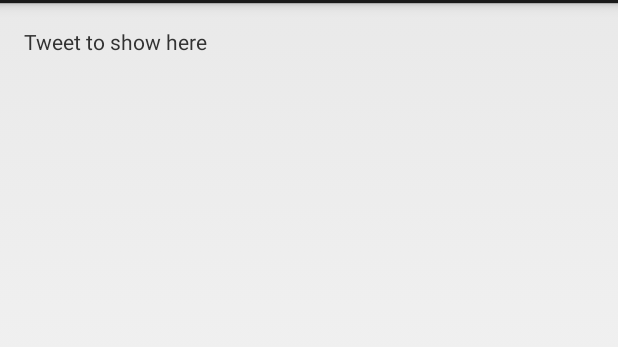
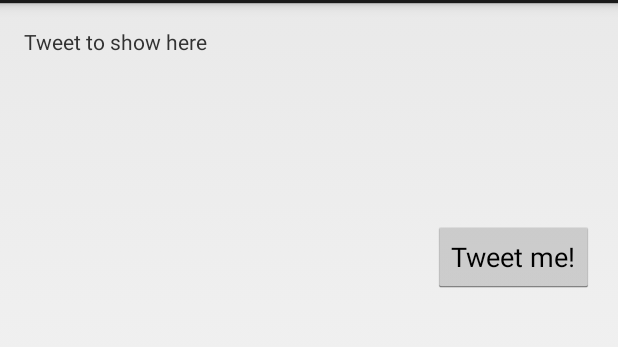
Before and after one commit to RuggedOdyssey/Twaffic, an Android app: the fragment MainFragment shown on its own in the app's theme, on a phone screen of 412 x 824 dp, the part 69-416 px from its top. Run offline under Robolectric (Android 15) with nearby library versions, the phone set to English and light mode, and no system bars.

Commit message:
Add a button to the app UI and call the endpoint to trigger a tweet.

```diff
--- a/app/src/main/java/net/ruggedodyssey/twaffic/ui/MainFragment.java
+++ b/app/src/main/java/net/ruggedodyssey/twaffic/ui/MainFragment.java
@@ -1,14 +1,18 @@
 package net.ruggedodyssey.twaffic.ui;
 
 import android.app.Fragment;
+import android.content.Context;
 import android.os.Bundle;
 import android.util.Log;
+import android.util.Pair;
 import android.view.LayoutInflater;
 import android.view.View;
 import android.view.ViewGroup;
+import android.widget.Button;
 import android.widget.TextView;
 
 import net.ruggedodyssey.twaffic.R;
+import net.ruggedodyssey.twaffic.spi.EndpointsAsyncTask;
 
 /**
  * Created by daneel on 2014/08/12.
@@ -29,6 +33,13 @@ public class MainFragment extends Fragment {
 
         //TextView tv = (TextView)rootView.findViewById(R.id.textview);
         setText("Tweet to show here");
+        Button button = (Button) rootView.findViewById(R.id.button);
+        button.setOnClickListener(new View.OnClickListener() {
+            @Override
+            public void onClick(View v) {
+                new EndpointsAsyncTask().execute(new Pair<Context, String>(getActivity(), "dummy"));
+            }
+        });
 
         return rootView;
     }
--- a/app/src/main/res/layout/fragment_main.xml
+++ b/app/src/main/res/layout/fragment_main.xml
@@ -15,4 +15,13 @@
         android:layout_width="wrap_content"
         android:layout_height="wrap_content" />
 
+    <Button
+        android:layout_width="wrap_content"
+        android:layout_height="wrap_content"
+        android:text="@string/tweet_me"
+        android:id="@+id/button"
+        android:layout_below="@+id/textview"
+        android:layout_alignParentRight="true"
+        android:layout_marginTop="110dp" />
+
 </RelativeLayout>
--- a/app/src/main/res/values/strings.xml
+++ b/app/src/main/res/values/strings.xml
@@ -4,5 +4,6 @@
     <string name="app_name">Twaffic</string>
     <string name="hello_world">Hello world!</string>
     <string name="action_settings">Settings</string>
+    <string name="tweet_me">Tweet me!</string>
 
 </resources>
```
Also changed, not shown: app/src/main/java/net/ruggedodyssey/twaffic/spi/EndpointsAsyncTask.java (added, +57 -0 lines), backend/src/main/java/net/ruggedodyssey/backend/spi/MessagingEndpoint.java (+8 -0 lines).
